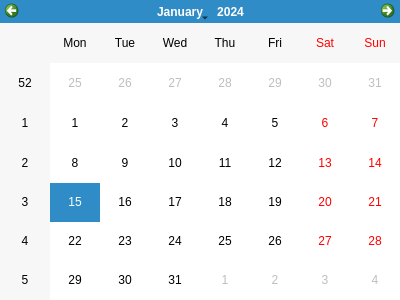
EliasVGZ/vierafernandez2324, file calendario.ui: the form before one commit.
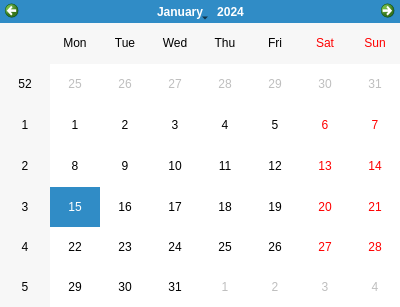
The form after the commit.

```diff
--- a/calendario.ui
+++ b/calendario.ui
@@ -10,7 +10,7 @@
     <x>0</x>
     <y>0</y>
     <width>400</width>
-    <height>300</height>
+    <height>307</height>
    </rect>
   </property>
   <property name="windowTitle">
```
